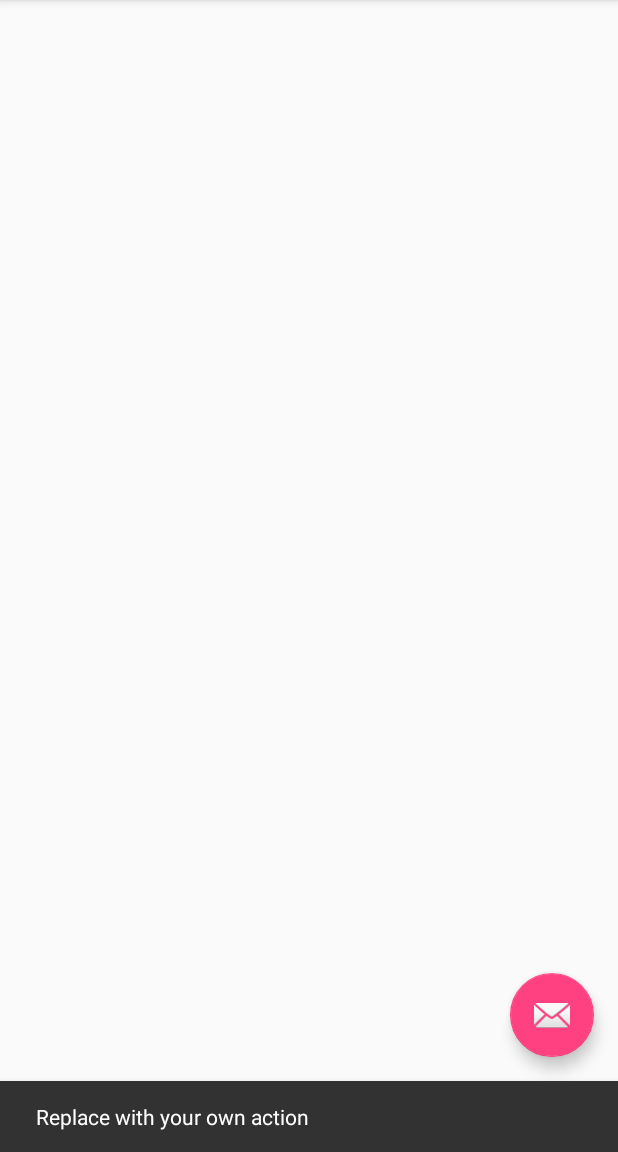
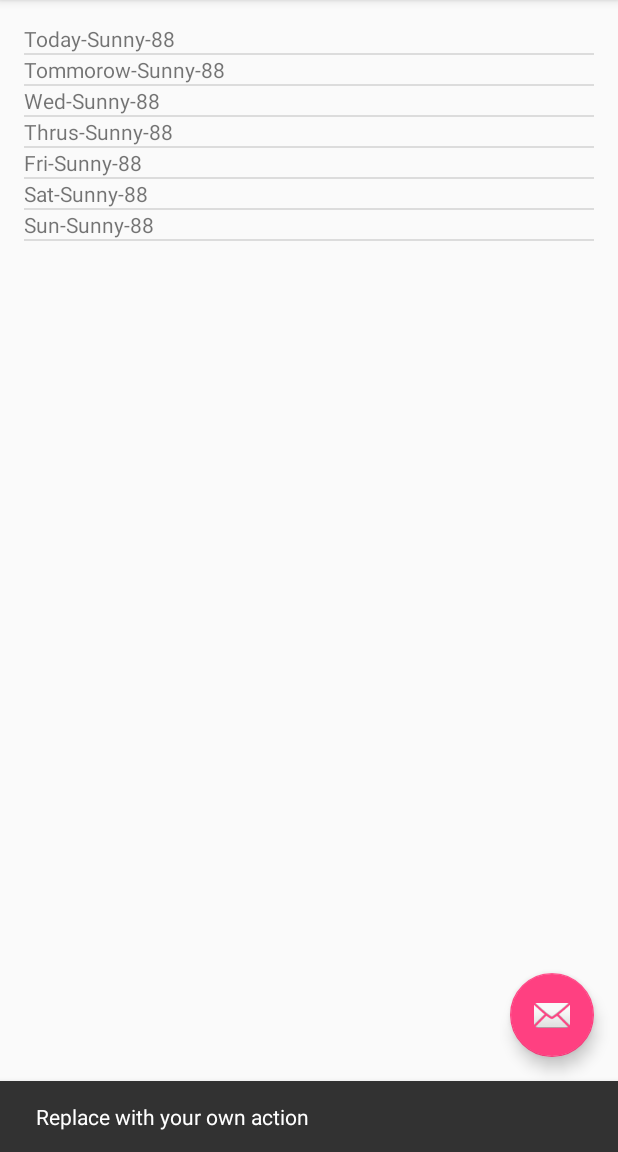
Before and after one commit to kunalkhare/learn-android, an Android app: the screen it shows after launch (MainActivity), after a tap on an icon or button, on a phone screen of 412 x 824 dp, the part 84-1236 px from its top. Run offline under Robolectric (Android 15) with nearby library versions, the phone set to English and light mode, and no system bars.

Commit message:
network code and refresh

```diff
--- a/app/src/main/AndroidManifest.xml
+++ b/app/src/main/AndroidManifest.xml
@@ -1,6 +1,8 @@
 <?xml version="1.0" encoding="utf-8"?>
 <manifest xmlns:android="http://schemas.android.com/apk/res/android"
     package="com.example.android.sunshine">
+
+    <uses-permission android:name="android.permission.INTERNET"/>
 
     <application
         android:allowBackup="true"
--- a/app/src/main/java/com/example/android/sunshine/MainActivityFragment.java
+++ b/app/src/main/java/com/example/android/sunshine/MainActivityFragment.java
@@ -1,10 +1,27 @@
 package com.example.android.sunshine;
 
+import android.support.annotation.Nullable;
 import android.support.v4.app.Fragment;
 import android.os.Bundle;
+import android.util.Log;
 import android.view.LayoutInflater;
+import android.view.Menu;
+import android.view.MenuInflater;
+import android.view.MenuItem;
 import android.view.View;
 import android.view.ViewGroup;
+import android.widget.ArrayAdapter;
+import android.widget.ListView;
+
+import java.io.BufferedReader;
+import java.io.IOException;
+import java.io.InputStream;
+import java.io.InputStreamReader;
+import java.net.HttpURLConnection;
+import java.net.URL;
+import java.util.ArrayList;
+import java.util.Arrays;
+import java.util.List;
 
 /**
  * A placeholder fragment containing a simple view.
@@ -14,9 +31,68 @@ public class MainActivityFragment extends Fragment {
     public MainActivityFragment() {
     }
 
+    public ArrayAdapter<String> getAdapter() {
+        return adapter;
+    }
+
+    public void setAdapter(ArrayAdapter<String> adapter) {
+        this.adapter = adapter;
+    }
+
+    public static ArrayAdapter<String> adapter;
+
+    @Override
+    public void onCreate(@Nullable Bundle savedInstanceState) {
+        super.onCreate(savedInstanceState);
+        // to handle menu events
+        setHasOptionsMenu(true);
+    }
+
+    @Override
+    public void onCreateOptionsMenu(Menu menu, MenuInflater inflater) {
+        inflater.inflate(R.menu.forecastfragment,menu);
+        super.onCreateOptionsMenu(menu, inflater);
+    }
+
+    @Override
+    public boolean onOptionsItemSelected(MenuItem item) {
+
+        int id = item.getItemId();
+        if(id==R.id.action_refresh)
+        {
+            WeatherService weatherTask = new WeatherService();
+            weatherTask.execute("74043");
+            return true;
+        }
+        return super.onOptionsItemSelected(item);
+    }
+
     @Override
     public View onCreateView(LayoutInflater inflater, ViewGroup container,
                              Bundle savedInstanceState) {
-        return inflater.inflate(R.layout.fragment_main, container, false);
+
+        String[] forecastArray = {
+                "Today-Sunny-88",
+                "Tommorow-Sunny-88",
+                "Wed-Sunny-88",
+                "Thrus-Sunny-88",
+                "Fri-Sunny-88",
+                "Sat-Sunny-88",
+                "Sun-Sunny-88"
+        };
+        List<String> weekForecast= new ArrayList<String>(Arrays.asList(forecastArray));
+        adapter = new ArrayAdapter<String>(getActivity(),R.layout.list_item_forecast,
+                R.id.list_item_forecast_textview, weekForecast);
+        setAdapter(adapter);
+
+        View rootView = inflater.inflate(R.layout.fragment_main, container, false);
+
+        ListView listView = (ListView) rootView.findViewById(R.id.listview_forecast);
+        listView.setAdapter(adapter);
+
+
+
+        return rootView;
     }
+
 }
--- /dev/null
+++ b/app/src/main/res/menu/forecastfragment.xml
@@ -0,0 +1,12 @@
+<?xml version="1.0" encoding="utf-8"?>
+<menu xmlns:android="http://schemas.android.com/apk/res/android"
+    xmlns:app="http://schemas.android.com/apk/res-auto">
+    xmlns:app="http://schemas.android.com/apk/res-auto"
+    xmlns:tools="http://schemas.android.com/tools"
+    tools:context="com.example.android.sunshine.MainActivity">
+    <item
+        android:id="@+id/action_refresh"
+        android:orderInCategory="100"
+        android:title="@string/action_refresh"
+        app:showAsAction="never" />
+</menu>
--- a/app/src/main/res/values/strings.xml
+++ b/app/src/main/res/values/strings.xml
@@ -1,4 +1,5 @@
 <resources>
     <string name="app_name">sunshine</string>
     <string name="action_settings">Settings</string>
+    <string name="action_refresh">Refresh</string>
 </resources>
```
Also changed, not shown: app/src/main/java/com/example/android/sunshine/MainActivity.java (+16 -7 lines), app/src/main/java/com/example/android/sunshine/WeatherService.java (added, +204 -0 lines).
